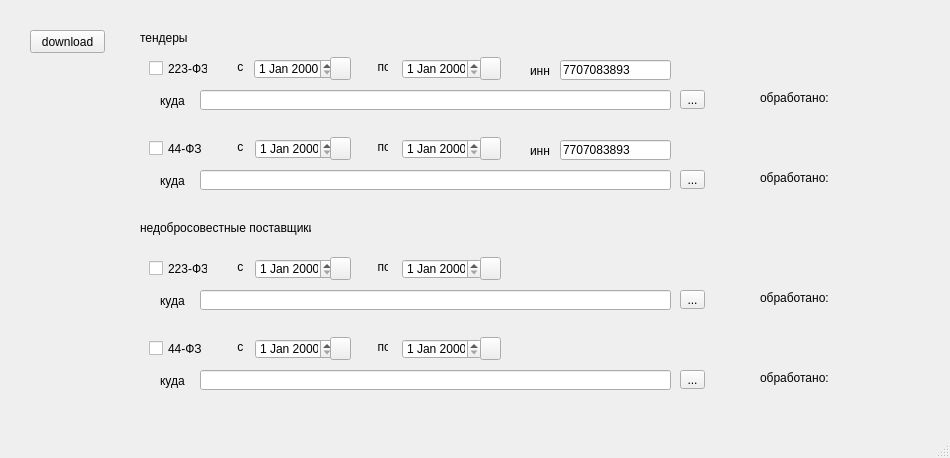
Before: the Qt Designer form downloadToDisk/mainwindow.ui in oprosbox/toSber, drawn with Qt 5.
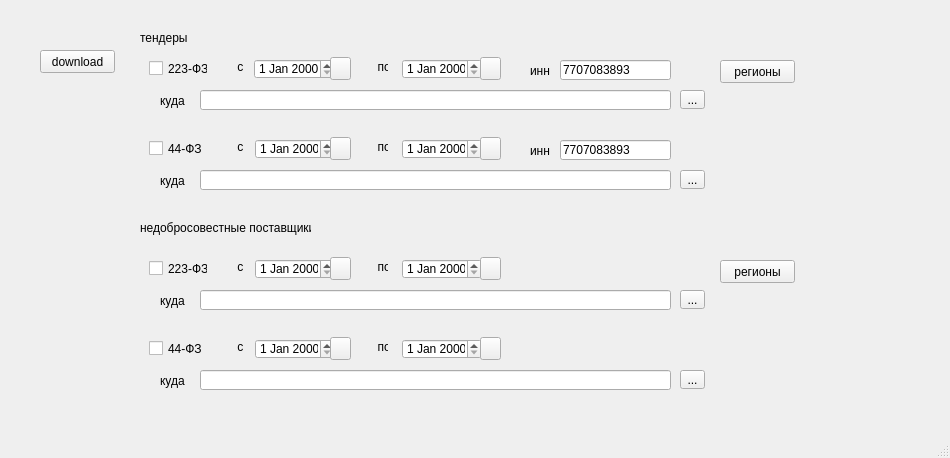
After: the same form once the commit is applied.

What changed in the file:
```diff
--- a/downloadToDisk/mainwindow.ui
+++ b/downloadToDisk/mainwindow.ui
@@ -26,8 +26,8 @@
     <widget class="QPushButton" name="pushButton">
      <property name="geometry">
       <rect>
-       <x>10</x>
-       <y>10</y>
+       <x>20</x>
+       <y>30</y>
        <width>75</width>
        <height>23</height>
       </rect>
@@ -184,19 +184,6 @@
        <string>...</string>
       </property>
      </widget>
-     <widget class="QLabel" name="label_16">
-      <property name="geometry">
-       <rect>
-        <x>620</x>
-        <y>40</y>
-        <width>91</width>
-        <height>16</height>
-       </rect>
-      </property>
-      <property name="text">
-       <string>обработано:</string>
-      </property>
-     </widget>
      <widget class="QPushButton" name="btnTmTend223fz">
       <property name="geometry">
        <rect>
@@ -223,6 +210,19 @@
        <string/>
       </property>
      </widget>
+     <widget class="QPushButton" name="pushButton_2">
+      <property name="geometry">
+       <rect>
+        <x>580</x>
+        <y>10</y>
+        <width>75</width>
+        <height>23</height>
+       </rect>
+      </property>
+      <property name="text">
+       <string>регионы</string>
+      </property>
+     </widget>
     </widget>
     <widget class="QWidget" name="widget_3" native="true">
      <property name="geometry">
@@ -372,19 +372,6 @@
        <string>...</string>
       </property>
      </widget>
-     <widget class="QLabel" name="label_18">
-      <property name="geometry">
-       <rect>
-        <x>620</x>
-        <y>40</y>
-        <width>91</width>
-        <height>16</height>
-       </rect>
-      </property>
-      <property name="text">
-       <string>обработано:</string>
-      </property>
-     </widget>
      <widget class="QPushButton" name="btnTmTend44fz_2">
       <property name="geometry">
        <rect>
@@ -431,7 +418,7 @@
       <rect>
        <x>120</x>
        <y>230</y>
-       <width>741</width>
+       <width>751</width>
        <height>71</height>
       </rect>
      </property>
@@ -548,19 +535,6 @@
        <string>...</string>
       </property>
      </widget>
-     <widget class="QLabel" name="label_19">
-      <property name="geometry">
-       <rect>
-        <x>620</x>
-        <y>40</y>
-        <width>91</width>
-        <height>16</height>
-       </rect>
-      </property>
-      <property name="text">
-       <string>обработано:</string>
-      </property>
-     </widget>
      <widget class="QPushButton" name="btnTm223fz">
       <property name="geometry">
        <rect>
@@ -587,6 +561,19 @@
        <string/>
       </property>
      </widget>
+     <widget class="QPushButton" name="pushButton_3">
+      <property name="geometry">
+       <rect>
+        <x>580</x>
+        <y>10</y>
+        <width>75</width>
+        <height>23</height>
+       </rect>
+      </property>
+      <property name="text">
+       <string>регионы</string>
+      </property>
+     </widget>
     </widget>
     <widget class="QLabel" name="label_13">
      <property name="geometry">
@@ -723,19 +710,6 @@
        <string>...</string>
       </property>
      </widget>
-     <widget class="QLabel" name="label_20">
-      <property name="geometry">
-       <rect>
-        <x>620</x>
-        <y>40</y>
-        <width>91</width>
-        <height>16</height>
-       </rect>
-      </property>
-      <property name="text">
-       <string>обработано:</string>
-      </property>
-     </widget>
      <widget class="QPushButton" name="btnTm44fz">
       <property name="geometry">
        <rect>
```
Left out of the diff: 22 changed lines with no effect on the pictures.
